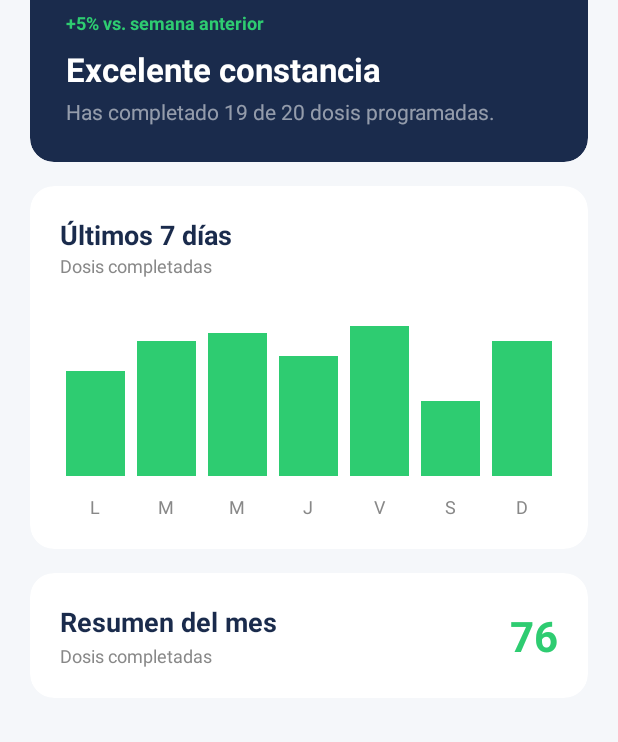
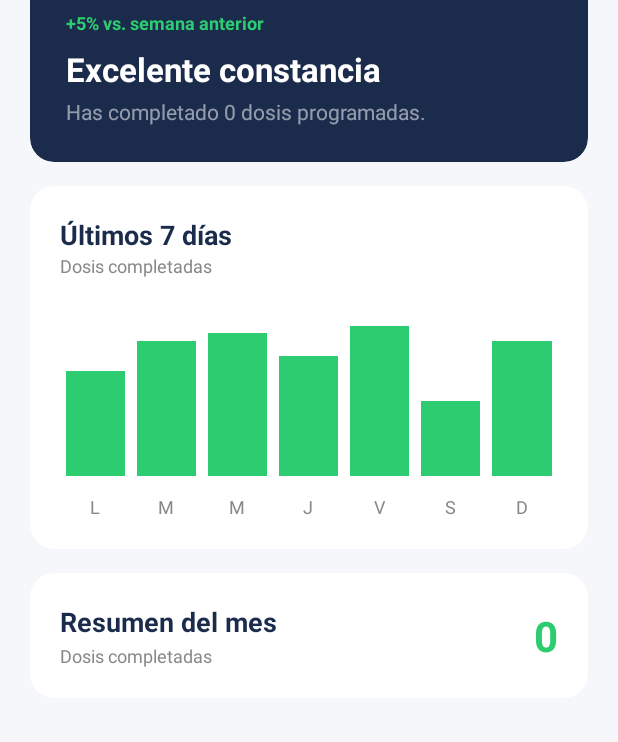
Before and after one commit to kaav-ai/Dosis, an Android app: the screen it shows after launch (MainActivity), item 3 of the bottom bar chosen, on a phone screen of 412 x 824 dp. Shown: the part 205-947 px from the top of the screen. Run offline under Robolectric (Android 15) with nearby library versions, the phone set to English and light mode, and no system bars; our stand-ins replace Room's generated code.

Commit message:
ADD: PROGRESS BAR FINISH & BUGS

```diff
--- a/app/src/main/java/com/example/dosis/ProgresoFragment.java
+++ b/app/src/main/java/com/example/dosis/ProgresoFragment.java
@@ -4,15 +4,45 @@ import android.os.Bundle;
 import android.view.LayoutInflater;
 import android.view.View;
 import android.view.ViewGroup;
+import android.widget.TextView;
 import androidx.annotation.NonNull;
 import androidx.annotation.Nullable;
 import androidx.fragment.app.Fragment;
 
+import com.example.dosis.db.AppDatabase;
+
 public class ProgresoFragment extends Fragment {
+
+    private TextView tvResumenMesNumero, tvConstanciaTexto;
+
     @Nullable
     @Override
     public View onCreateView(@NonNull LayoutInflater inflater, @Nullable ViewGroup container, @Nullable Bundle savedInstanceState) {
-        // Enlaza la vista con fragment_progreso.xml
-        return inflater.inflate(R.layout.fragment_progreso, container, false);
+        View vista = inflater.inflate(R.layout.fragment_progreso, container, false);
+
+        // Enlazamos los componentes con el XML actualizado
+        tvResumenMesNumero = vista.findViewById(R.id.tvResumenMesNumero);
+        tvConstanciaTexto = vista.findViewById(R.id.tvConstanciaTexto);
+
+        cargarEstadisticasReales();
+
+        return vista;
+    }
+
+    @Override
+    public void onResume() {
+        super.onResume();
+        cargarEstadisticasReales();
+    }
+
+    private void cargarEstadisticasReales() {
+        if (getContext() != null) {
+            // Consultar el total de dosis completadas desde SQLite mediante Room
+            int totalCompletadas = AppDatabase.getInstancia(getContext()).registroHoraDAO().obtenerTotalCompletadas();
+
+            // Reflejar el número real en la pantalla
+            tvResumenMesNumero.setText(String.valueOf(totalCompletadas));
+            tvConstanciaTexto.setText("Has completado " + totalCompletadas + " dosis programadas.");
+        }
     }
 }
--- /dev/null
+++ b/app/src/main/java/com/example/dosis/db/RegistroHoraDAO.java
@@ -0,0 +1,15 @@
+package com.example.dosis.db;
+
+import androidx.room.Dao;
+import androidx.room.Insert;
+import androidx.room.Query;
+
+@Dao
+public interface RegistroHoraDAO {
+    @Insert
+    void insertarRegistro(RegistroHora registro);
+
+    // Cuenta cuántas dosis están marcadas como completadas para mostrarlas en Progreso
+    @Query("SELECT COUNT(*) FROM registro_horas WHERE estado = 'completada'")
+    int obtenerTotalCompletadas();
+}
--- a/app/src/main/res/layout/fragment_progreso.xml
+++ b/app/src/main/res/layout/fragment_progreso.xml
@@ -11,7 +11,6 @@
         android:layout_height="wrap_content"
         android:orientation="vertical">
 
-        <!-- Título de la Sección -->
         <TextView
             android:layout_width="wrap_content"
             android:layout_height="wrap_content"
@@ -38,7 +37,7 @@
             android:layout_marginTop="4dp"
             android:layout_marginBottom="20dp" />
 
-        <!-- Tarjeta Principal de Constancia (Azul Oscuro) -->
+        <!-- Tarjeta Principal de Constancia -->
         <androidx.cardview.widget.CardView
             android:layout_width="match_parent"
             android:layout_height="wrap_content"
@@ -70,6 +69,7 @@
                     android:layout_marginTop="8dp" />
 
                 <TextView
+                    android:id="@+id/tvConstanciaTexto"
                     android:layout_width="wrap_content"
                     android:layout_height="wrap_content"
                     android:text="Has completado 19 de 20 dosis programadas."
@@ -79,7 +79,7 @@
             </LinearLayout>
         </androidx.cardview.widget.CardView>
 
-        <!-- Tarjeta: Últimos 7 días[cite: 8, 20] -->
+        <!-- Tarjeta: Últimos 7 días -->
         <androidx.cardview.widget.CardView
             android:layout_width="match_parent"
             android:layout_height="wrap_content"
@@ -110,7 +110,6 @@
                     android:textSize="12sp"
                     android:layout_marginBottom="16dp" />
 
-                <!-- Simulación visual de barras de progreso semanal[cite: 8, 20] -->
                 <LinearLayout
                     android:layout_width="match_parent"
                     android:layout_height="120dp"
@@ -128,7 +127,6 @@
                     <View android:layout_width="0dp" android:layout_weight="1" android:layout_height="90dp" android:background="#2ECC71" android:layout_margin="4dp"/>
                 </LinearLayout>
 
-                <!-- Días de la semana con su layout_height definido -->
                 <LinearLayout
                     android:layout_width="match_parent"
                     android:layout_height="wrap_content"
@@ -148,7 +146,7 @@
             </LinearLayout>
         </androidx.cardview.widget.CardView>
 
-        <!-- Tarjeta: Resumen del mes[cite: 8, 20] -->
+        <!-- Tarjeta: Resumen del mes -->
         <androidx.cardview.widget.CardView
             android:layout_width="match_parent"
             android:layout_height="wrap_content"
@@ -186,10 +184,12 @@
                         android:layout_marginTop="2dp" />
                 </LinearLayout>
 
+                <!-- ID agregado aquí -->
                 <TextView
+                    android:id="@+id/tvResumenMesNumero"
                     android:layout_width="wrap_content"
                     android:layout_height="wrap_content"
-                    android:text="76"
+                    android:text="0"
                     android:textColor="#2ECC71"
                     android:textSize="28sp"
                     android:textStyle="bold" />
```
Also changed, not shown: app/src/main/java/com/example/dosis/db/AppDatabase.java (+9 -2 lines), app/src/main/java/com/example/dosis/db/RegistroHora.java (added, +12 -0 lines).
